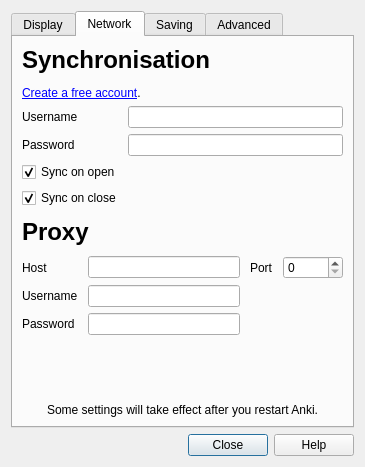
This is designer/preferences.ui in ankitects/anki as Qt 5 draws it before an edit. The edited form follows.
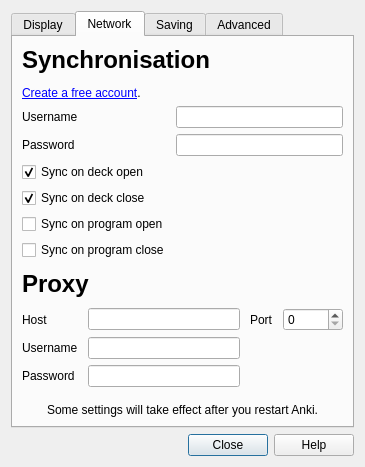
This is the edited form. The open tabs and pages were chosen to show the change.

Commit message: multi-deck sync and related improvements

```diff
--- a/designer/preferences.ui
+++ b/designer/preferences.ui
@@ -204,7 +204,7 @@
              <item row="3" column="0">
               <widget class="QCheckBox" name="syncOnClose">
                <property name="text">
-                <string>Sync on close</string>
+                <string>Sync on deck close</string>
                </property>
                <property name="checked">
                 <bool>true</bool>
@@ -221,13 +221,27 @@
              <item row="2" column="0">
               <widget class="QCheckBox" name="syncOnOpen">
                <property name="text">
-                <string>Sync on open</string>
+                <string>Sync on deck open</string>
                </property>
                <property name="checked">
                 <bool>true</bool>
                </property>
               </widget>
              </item>
+             <item row="4" column="0">
+              <widget class="QCheckBox" name="syncOnProgramOpen">
+               <property name="text">
+                <string>Sync on program open</string>
+               </property>
+              </widget>
+             </item>
+             <item row="5" column="0">
+              <widget class="QCheckBox" name="syncOnProgramClose">
+               <property name="text">
+                <string>Sync on program close</string>
+               </property>
+              </widget>
+             </item>
             </layout>
            </item>
           </layout>
```
Left out of the diff: 10 changed lines with no effect on the pictures. The commit also changes 7 other files.
